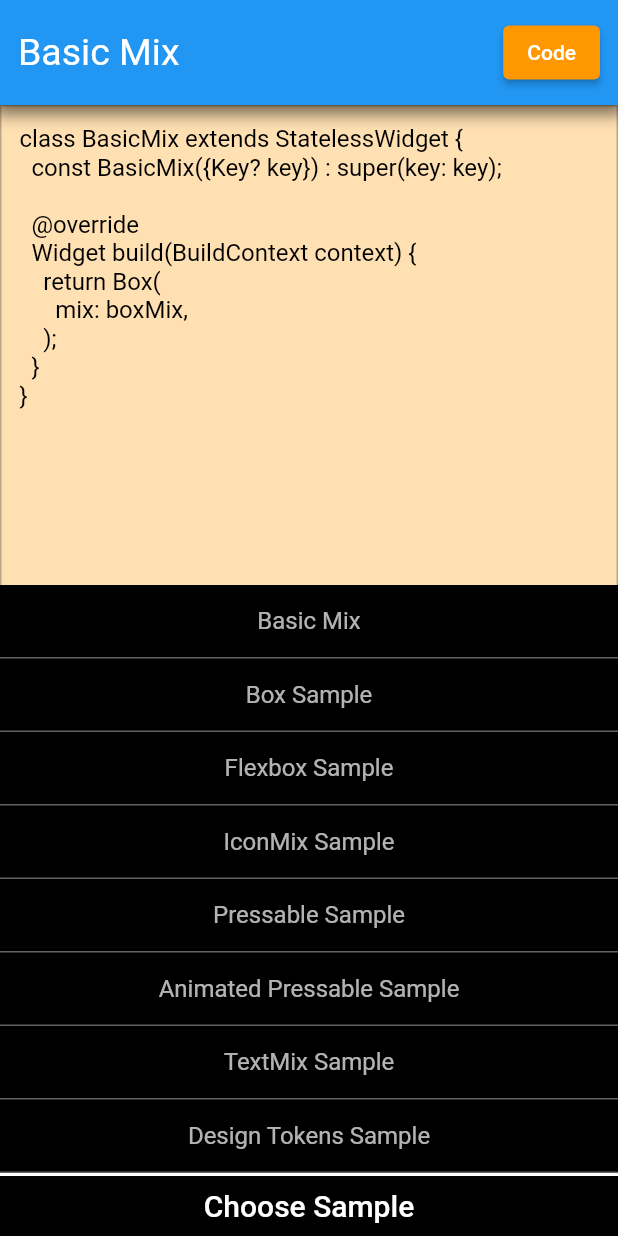
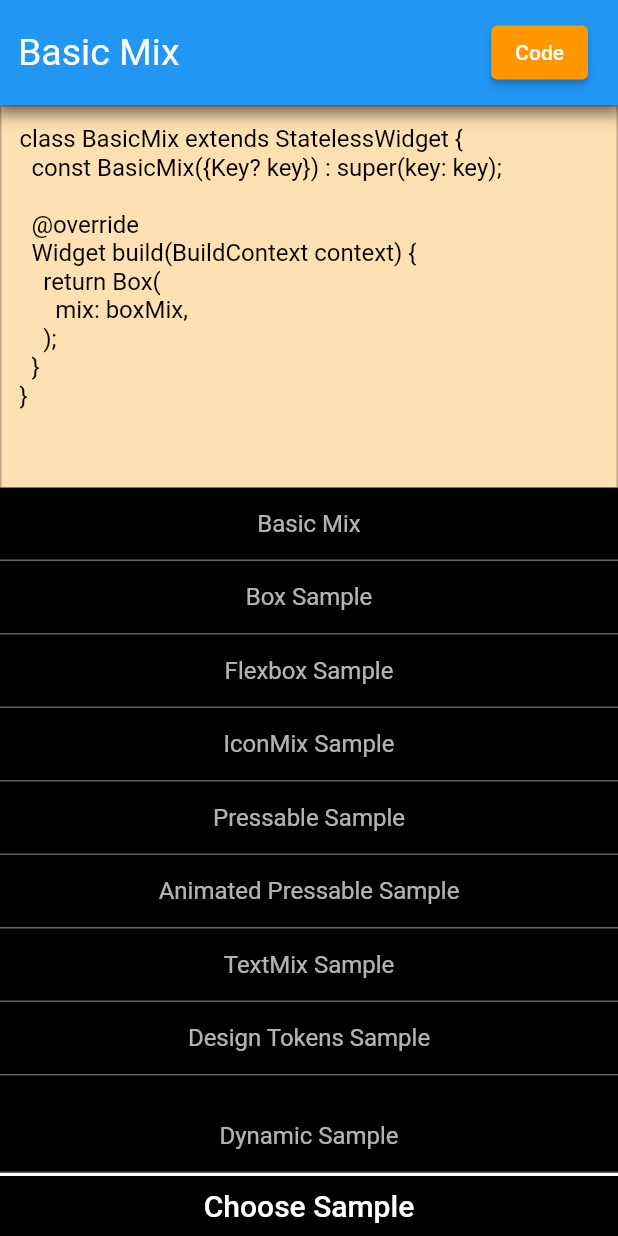
Before and after one commit to sbis04/mix-design-samples, a Flutter app: the screen it shows after launch, after a tap on "Code", after a tap on "Choose Sample", on a phone screen of 412 x 824 dp. Run offline on Flutter 3.47's test engine with Material 2 defaults, Android fonts, the phone set to English and light mode, and no system bars; missing offline and left inert: mix.

Commit message:
Added dynamic sample to menu

```diff
--- a/lib/main.dart
+++ b/lib/main.dart
@@ -60,6 +60,8 @@ class SampleSelector extends StatelessWidget {
                 mkListTile(context, ANIMATED_PRESSABLE_SAMPLE),
                 mkListTile(context, TEXTMIX_SAMPLE),
                 mkListTile(context, DESIGN_TOKENS_SAMPLE),
+                const Divider(),
+                mkListTile(context, DYNAMIC_SAMPLE)
               ],
             ),
           ],
@@ -77,6 +79,8 @@ class MyApp extends StatefulWidget {
 class _MyAppState extends State<MyApp> {
   String _sampleName = BASIC_MIX;
   bool _showCode = false;
+  bool _isDarkMode = false;
+  bool _allowDarkMode = false;
 
   Widget createSample() {
     switch (_sampleName) {
@@ -96,6 +100,9 @@ class _MyAppState extends State<MyApp> {
         return const TextMixSample();
       case DESIGN_TOKENS_SAMPLE:
         return const DesignTokensSample();
+      case DYNAMIC_SAMPLE:
+        _allowDarkMode = true;
+        return const DynamicBoxSample();
     }
 
     return Container();
@@ -138,6 +145,8 @@ class _MyAppState extends State<MyApp> {
 
   @override
   Widget build(BuildContext context) {
+    _allowDarkMode = false;
+
     return MaterialApp(
       title: 'MIX Samples',
       theme: ThemeData(
@@ -147,6 +156,12 @@ class _MyAppState extends State<MyApp> {
         elevatedButtonTheme: ElevatedButtonThemeData(style:
           ElevatedButton.styleFrom(primary: Colors.orange)),
       ),
+      darkTheme: ThemeData(
+                  colorScheme: ThemeData.dark().colorScheme.copyWith(),
+                  elevatedButtonTheme: ElevatedButtonThemeData(style:
+                    ElevatedButton.styleFrom(primary: Colors.black87))
+                  ),
+      themeMode: _isDarkMode ? ThemeMode.dark : ThemeMode.light,
       debugShowCheckedModeBanner: false,
       home: SafeArea(
         child: Scaffold(
@@ -183,13 +198,28 @@ class _MyAppState extends State<MyApp> {
                       Flexible(
                         flex: 1,
                         fit: FlexFit.loose,
-                        child: Container(
-                          alignment: Alignment.centerRight,
-                          padding: const EdgeInsets.only(right: 12),
-                          child: ElevatedButton(
-                            onPressed: () { setShowCode(!_showCode); },
-                            child: const Text("Code"),
-                          ),
+                        child: Row(
+                          mainAxisAlignment: MainAxisAlignment.end,
+                          children: [
+                            if (_allowDarkMode)
+                              ElevatedButton(
+                                onPressed: () {
+                                  setState(() {
+                                    _isDarkMode = !_isDarkMode;
+                                  });
+                                },
+                                child: Icon(Icons.dark_mode,
+                                                  color: _isDarkMode?
+                                                    Colors.white : Colors.black
+                                            )
+                              ),
+                            const SizedBox(width:10),
+                            ElevatedButton(
+                              onPressed: () { setShowCode(!_showCode); },
+                              child: const Text("Code"),
+                            ),
+                            const SizedBox(width:20)
+                          ],
                         ),
                       ),
                     ],
```
Also changed, not shown: lib/sample_code.dart (+33 -3 lines).
